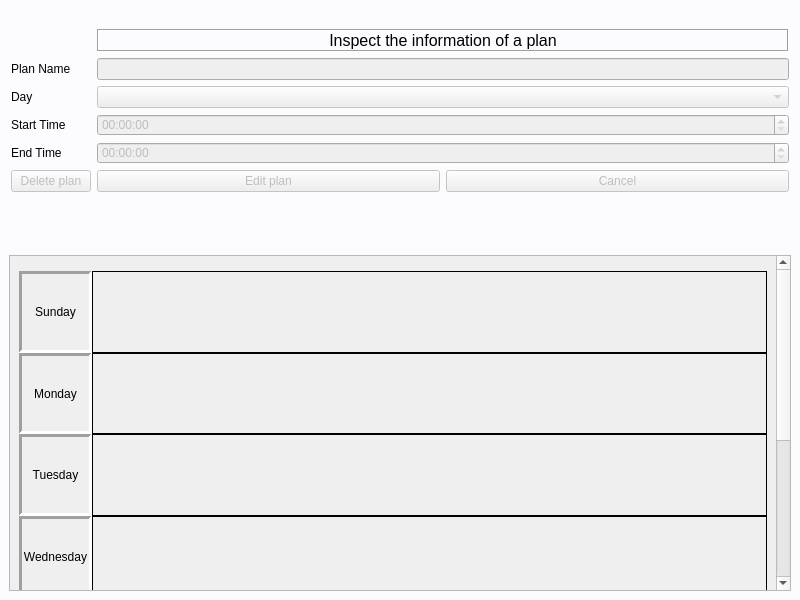
The window that mainwindow.ui (qwertyhoge/timetable_qt) describes before a commit, drawn with Qt 5.
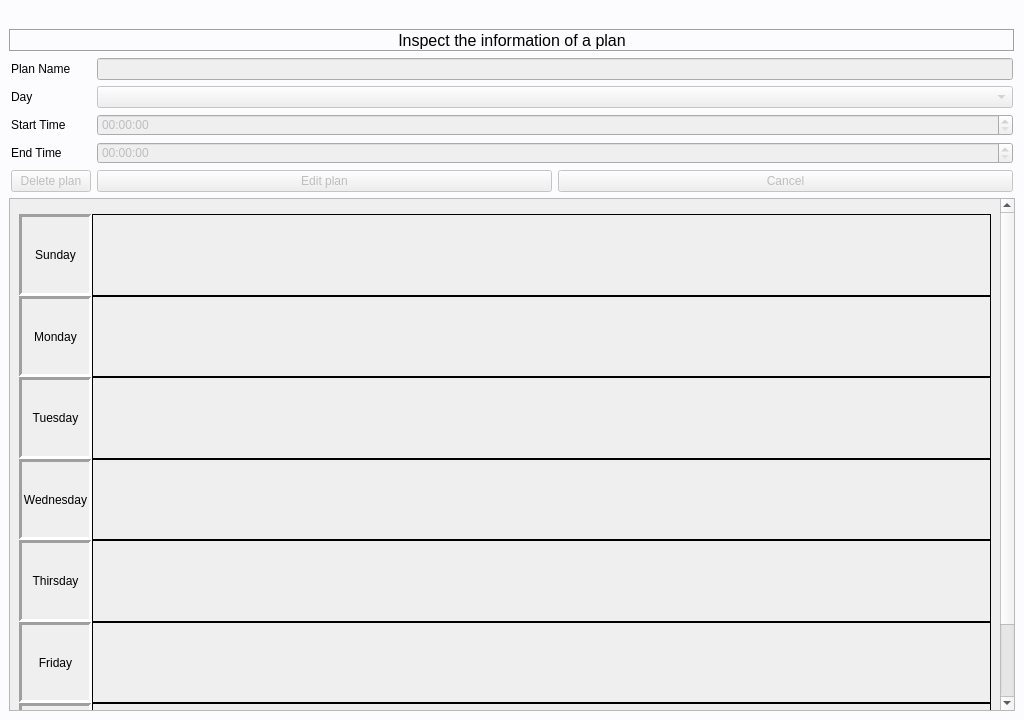
The same window after the commit. Custom widgets are drawn as their Qt base class.

Commit message: changed window size

What changed in the file:
```diff
--- a/mainwindow.ui
+++ b/mainwindow.ui
@@ -6,8 +6,8 @@
    <rect>
     <x>0</x>
     <y>0</y>
-    <width>800</width>
-    <height>600</height>
+    <width>1024</width>
+    <height>720</height>
    </rect>
   </property>
   <property name="windowTitle">
@@ -19,7 +19,7 @@
 }</string>
   </property>
   <widget class="QWidget" name="apparea">
-   <layout class="QVBoxLayout" name="verticalLayout_3">
+   <layout class="QVBoxLayout" name="verticalLayout_3" stretch="0,0,1">
     <item>
      <widget class="TimeNotifier" name="timeNotifier">
       <property name="sizePolicy">
@@ -37,14 +37,8 @@
      </widget>
     </item>
     <item>
-     <layout class="QFormLayout" name="inspectForm">
-      <property name="leftMargin">
-       <number>2</number>
-      </property>
-      <property name="rightMargin">
-       <number>2</number>
-      </property>
-      <item row="1" column="1">
+     <layout class="QVBoxLayout" name="verticalLayout_4">
+      <item>
        <widget class="QLabel" name="inspectFormLabel">
         <property name="sizePolicy">
          <sizepolicy hsizetype="Minimum" vsizetype="Maximum">
@@ -75,6 +69,14 @@
         </property>
        </widget>
       </item>
+      <item>
+       <layout class="QFormLayout" name="inspectForm">
+        <property name="leftMargin">
+         <number>2</number>
+        </property>
+        <property name="rightMargin">
+         <number>2</number>
+        </property>
       <item row="2" column="0">
        <widget class="QLabel" name="inspectNameLabel">
         <property name="text">
@@ -220,6 +222,8 @@
       </item>
      </layout>
     </item>
+     </layout>
+    </item>
     <item>
      <widget class="QScrollArea" name="scrollArea">
       <property name="sizePolicy">
@@ -236,7 +240,7 @@
         <rect>
          <x>0</x>
          <y>0</y>
-         <width>763</width>
+         <width>987</width>
          <height>600</height>
         </rect>
        </property>
```
Left out of the diff: 2 changed lines with no effect on the pictures. Lines whose indentation alone changed are shown as unchanged.
